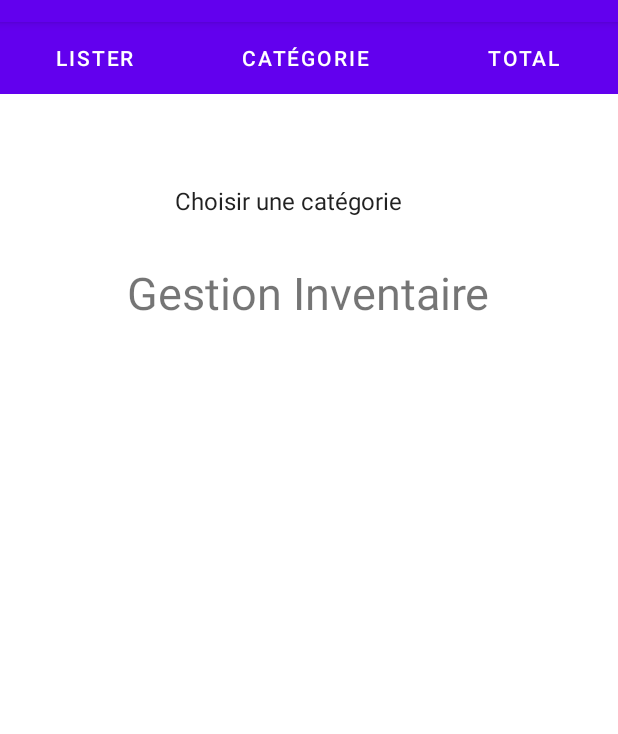
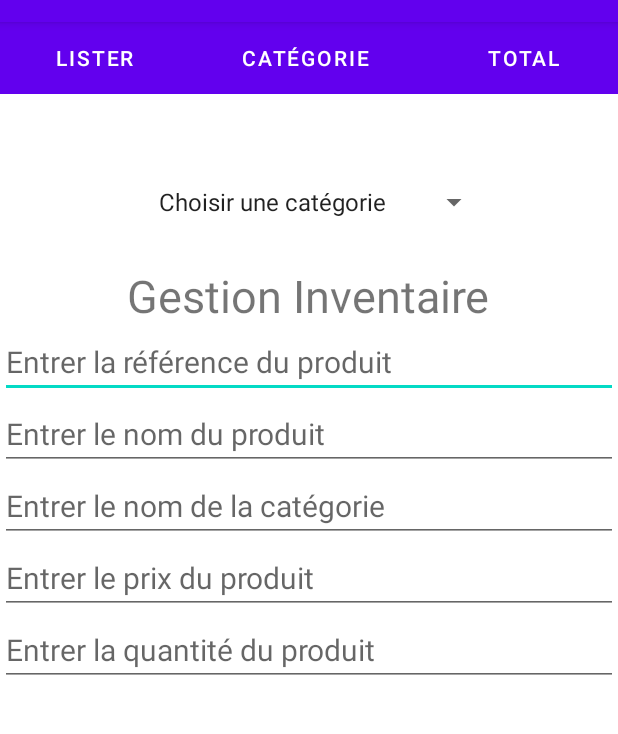
Before and after one commit to alichowdhury01/androidnav, an Android app: the screen it shows after launch (MainActivity), on a phone screen of 412 x 824 dp, the part 62-796 px from its top. Run offline under Robolectric (Android 15) with nearby library versions, the phone set to English and light mode, and no system bars.

Commit message:
Update activity_main.xml

```diff
--- a/labo2/app/src/main/res/layout/activity_main.xml
+++ b/labo2/app/src/main/res/layout/activity_main.xml
@@ -6,46 +6,42 @@
     android:layout_height="match_parent"
     tools:context=".MainActivity">
 
-     <LinearLayout
-         android:layout_width="match_parent"
-         android:layout_height="match_parent"
-         android:orientation="vertical">
+    <LinearLayout
+        android:layout_width="match_parent"
+        android:layout_height="match_parent"
+        android:orientation="vertical">
 
         <LinearLayout
             android:layout_width="match_parent"
             android:layout_height="wrap_content"
-            android:orientation="horizontal"
-            >
+            android:orientation="horizontal">
 
             <Button
                 android:id="@+id/lister"
                 android:layout_width="wrap_content"
                 android:layout_height="wrap_content"
+                android:layout_weight="1"
+                android:background="@color/purple_500"
                 android:text="Lister"
-                android:textColor="@color/white"
-                android:background="@color/purple_500"
-                android:layout_weight="1"
-                />
+                android:textColor="@color/white" />
 
             <Button
                 android:id="@+id/categorie"
                 android:layout_width="wrap_content"
                 android:layout_height="wrap_content"
+                android:layout_weight="1"
+                android:background="@color/purple_500"
                 android:text="Catégorie "
-                android:textColor="@color/white"
-                android:background="@color/purple_500"
-                android:layout_weight="1"
-                />
+                android:textColor="@color/white" />
 
             <Button
                 android:id="@+id/total"
                 android:layout_width="wrap_content"
                 android:layout_height="wrap_content"
+                android:layout_weight="1"
+                android:background="@color/purple_500"
                 android:text="Total"
-                android:textColor="@color/white"
-                android:background="@color/purple_500"
-                android:layout_weight="1"
-                />
+                android:textColor="@color/white" />
 
         </LinearLayout>
 
@@ -54,25 +50,80 @@
             android:id="@+id/spinner"
             android:layout_width="wrap_content"
             android:layout_height="wrap_content"
-            android:entries="@array/categorie_array"
-            android:background="@color/white"
-            android:textColor="@color/black"
             android:layout_gravity="center"
             android:layout_marginTop="60dp"
-            />
+            android:gravity="center"
+            android:entries="@array/categorie_array"
+            android:spinnerMode="dropdown"
+            android:textColor="@color/black" />
 
         <TextView
             android:layout_width="wrap_content"
             android:layout_height="wrap_content"
-            android:text="Gestion Inventaire"
-            android:textSize="30sp"
             android:layout_gravity="center"
             android:layout_marginTop="30dp"
-            />
+            android:text="Gestion Inventaire"
+            android:textAlignment="center"
+            android:textSize="30sp" />
+
+        <LinearLayout
+            android:layout_width="match_parent"
+            android:layout_height="wrap_content"
+            android:orientation="vertical">
 
 
 
 
+
+            <EditText
+                android:id="@+id/inputRef"
+                android:layout_width="match_parent"
+                android:layout_height="wrap_content"
+                android:layout_gravity="center"
+                android:textSize="20sp"
+                android:hint="Entrer la référence du produit"
+                />
+            <EditText
+                android:id="@+id/inputNomProduit"
+                android:layout_width="match_parent"
+                android:layout_height="wrap_content"
+                android:layout_gravity="center"
+                android:textSize="20sp"
+                android:hint="Entrer le nom du produit"
+                />
+
+            <EditText
+                android:id="@+id/inputCatedProduit"
+                android:layout_width="match_parent"
+                android:layout_height="wrap_content"
+                android:layout_gravity="center"
+                android:textSize="20sp"
+                android:hint="Entrer le nom de la catégorie"
+                />
+
+            <EditText
+                android:id="@+id/inputPrixProduit"
+                android:layout_width="match_parent"
+                android:layout_height="wrap_content"
+                android:layout_gravity="center"
+                android:textSize="20sp"
+                android:hint="Entrer le prix du produit"
+                />
+
+            <EditText
+                android:id="@+id/inputQteProduit"
+                android:layout_width="match_parent"
+                android:layout_height="wrap_content"
+                android:layout_gravity="center"
+                android:textSize="20sp"
+                android:hint="Entrer la quantité du produit"
+                />
+
+
+
+
+
+        </LinearLayout>
 
 
     </LinearLayout>
```
